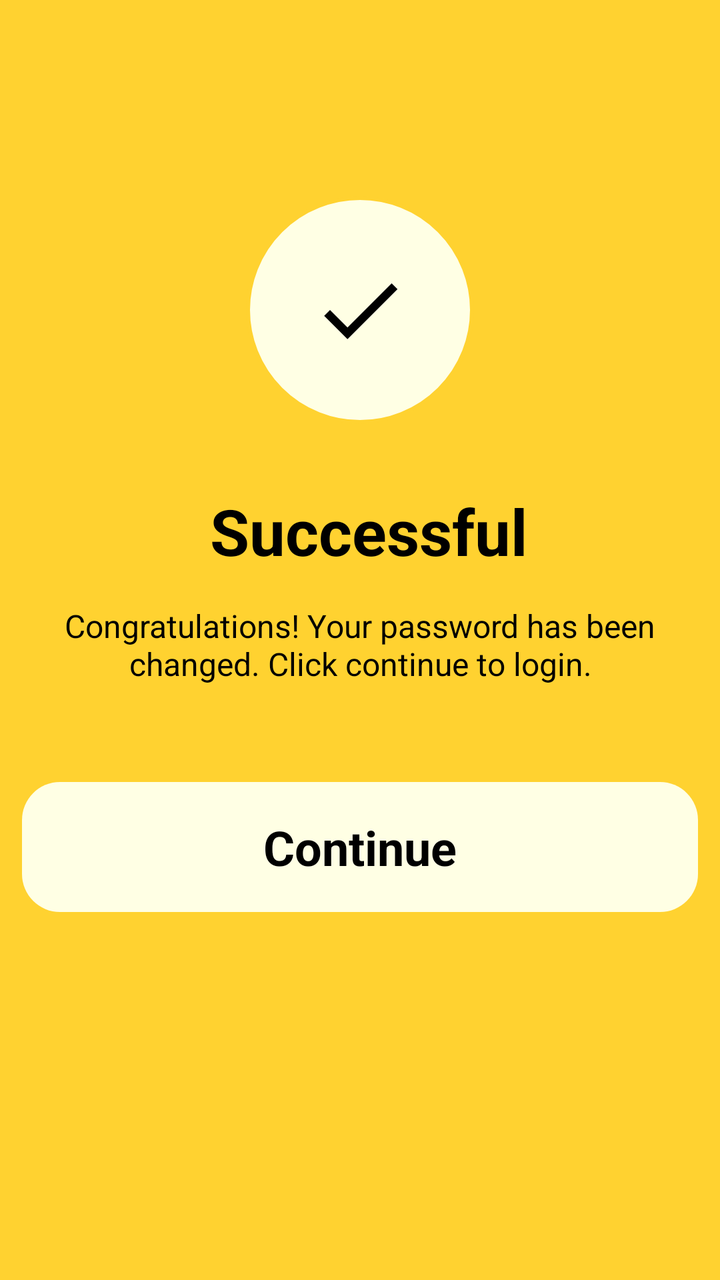
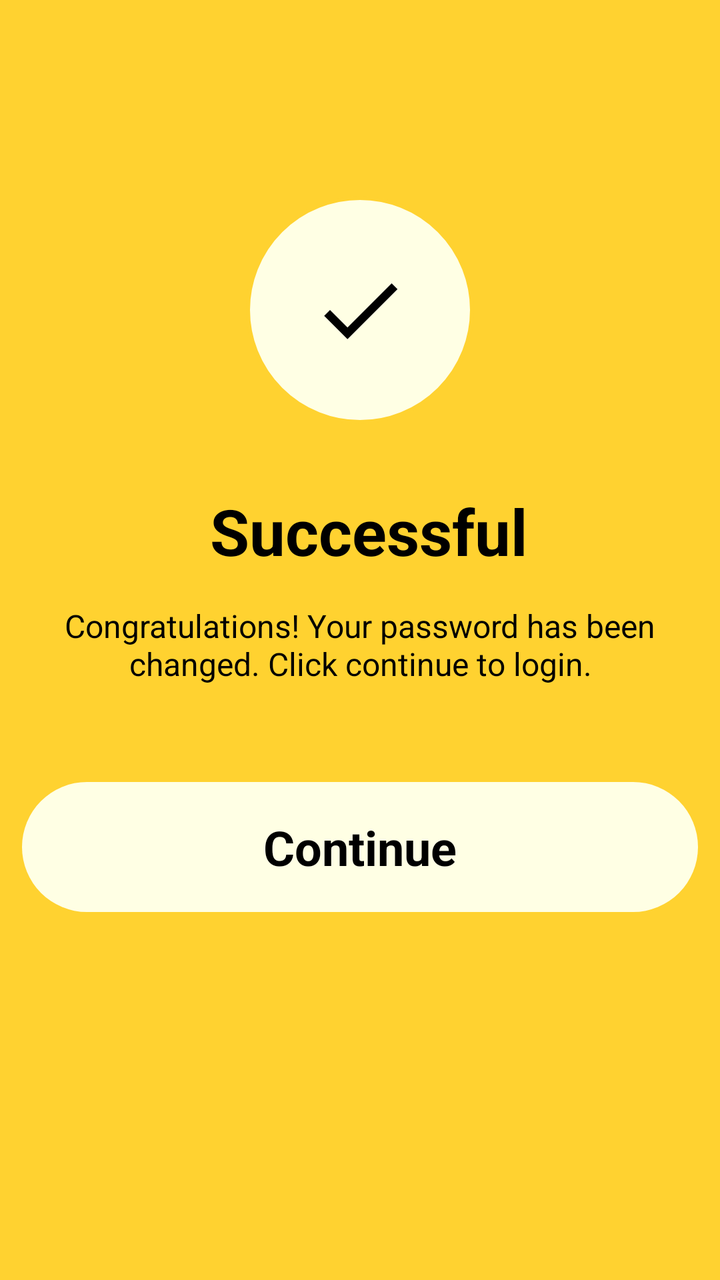

The first picture is an Android layout as it rendered before a commit; the second is the same layout after the commit. The layout source and the unified diff follow.
<!-- AndroidManifest.xml: application theme Theme.Expo -->
<!-- res/layout/activity_successful.xml -->
<?xml version="1.0" encoding="utf-8"?>
<RelativeLayout
    xmlns:android="http://schemas.android.com/apk/res/android"
    xmlns:app="http://schemas.android.com/apk/res-auto"
    android:layout_width="match_parent"
    android:layout_height="match_parent"
    android:background="#FFD230">

    
    <RelativeLayout
        android:id="@+id/circle_layout"
        android:layout_width="114dp"
        android:layout_height="114dp"
        android:layout_marginStart="136dp"
        android:layout_marginTop="98dp"
        android:background="@drawable/circle_with_stroke"
        android:layout_centerHorizontal="true">

        
        <ImageView
            android:id="@+id/check_icon"
            android:layout_width="50dp"
            android:layout_height="50dp"
            android:layout_centerInParent="true"
            android:src="@drawable/ic_check"
            app:tint="#000000" />
    </RelativeLayout>

    
    <TextView
        android:id="@+id/success_text"
        android:layout_width="wrap_content"
        android:layout_height="wrap_content"
        android:layout_marginStart="105dp"
        android:layout_marginTop="244dp"
        android:text="Successful"
        android:textSize="32sp"
        android:textStyle="bold"
        android:textColor="#000000" />

    
    <TextView
        android:id="@+id/congrats_text"
        android:layout_width="wrap_content"
        android:layout_height="wrap_content"
        android:layout_marginStart="38dp"
        android:layout_marginTop="302dp"
        android:text="Congratulations! Your password has been changed. Click continue to login."
        android:textSize="16sp"
        android:textColor="#000000"
        android:layout_centerHorizontal="true"
        android:gravity="center" />

    
    <RelativeLayout
        android:id="@+id/continue_button"
        android:layout_width="342dp"
        android:layout_height="65dp"
        android:layout_marginStart="22dp"
        android:layout_marginTop="391dp"
        android:background="@drawable/rounded_button"
        android:layout_centerHorizontal="true">

        <TextView
            android:id="@+id/continue_text"
            android:layout_width="wrap_content"
            android:layout_height="wrap_content"
            android:layout_centerInParent="true"
            android:text="Continue"
            android:textSize="24sp"
            android:textStyle="bold"
            android:textColor="#000000" />
    </RelativeLayout>
</RelativeLayout>
<!-- resources referenced by this layout -->
<resources>
  <!-- drawable circle_with_stroke (drawable) -->
  <shape xmlns:android="http://schemas.android.com/apk/res/android">
      <solid android:color="#FFFFE4" />
      <stroke
          android:width="2dp"
          android:color="#FFD230" />
      <corners android:radius="57dp" />
  </shape>
  <!-- drawable ic_check (drawable) -->
  <?xml version="1.0" encoding="utf-8"?>
  <vector xmlns:android="http://schemas.android.com/apk/res/android"
      android:width="24dp"
      android:height="24dp"
      android:viewportWidth="24"
      android:viewportHeight="24">
      <path
          android:fillColor="#000000"
          android:pathData="M9,16.2L4.8,12l-1.4,1.4L9,19,21,7l-1.4-1.4z" />
  </vector>
  <!-- drawable rounded_button (drawable) -->
  <shape xmlns:android="http://schemas.android.com/apk/res/android">
      <solid android:color="#FFFFE4" />
      <corners android:radius="19dp" />
  </shape>
  <style name="Theme.Expo" parent="Base.Theme.Expo" />
  <style name="Base.Theme.Expo" parent="Theme.Material3.DayNight.NoActionBar">
          
          
      </style>
</resources>

<!-- the commit's change to res/layout/activity_successful.xml (unified diff, before → after) -->
@@ -6,7 +6,6 @@
     android:layout_height="match_parent"
     android:background="#FFD230">
 
-    
     <RelativeLayout
         android:id="@+id/circle_layout"
         android:layout_width="114dp"
@@ -16,7 +15,6 @@
         android:background="@drawable/circle_with_stroke"
         android:layout_centerHorizontal="true">
 
-        
         <ImageView
             android:id="@+id/check_icon"
             android:layout_width="50dp"
@@ -26,7 +24,6 @@
             app:tint="#000000" />
     </RelativeLayout>
 
-    
     <TextView
         android:id="@+id/success_text"
         android:layout_width="wrap_content"
@@ -38,7 +35,6 @@
         android:textStyle="bold"
         android:textColor="#000000" />
 
-    
     <TextView
         android:id="@+id/congrats_text"
         android:layout_width="wrap_content"
@@ -51,7 +47,6 @@
         android:layout_centerHorizontal="true"
         android:gravity="center" />
 
-    
     <RelativeLayout
         android:id="@+id/continue_button"
         android:layout_width="342dp"
<!-- resource entries referenced after the edit -->
@@ -22,7 +22,7 @@
   <!-- drawable rounded_button (drawable) -->
   <shape xmlns:android="http://schemas.android.com/apk/res/android">
       <solid android:color="#FFFFE4" />
-      <corners android:radius="19dp" />
+      <corners android:radius="39dp" />
   </shape>
   <style name="Theme.Expo" parent="Base.Theme.Expo" />
   <style name="Base.Theme.Expo" parent="Theme.Material3.DayNight.NoActionBar">
